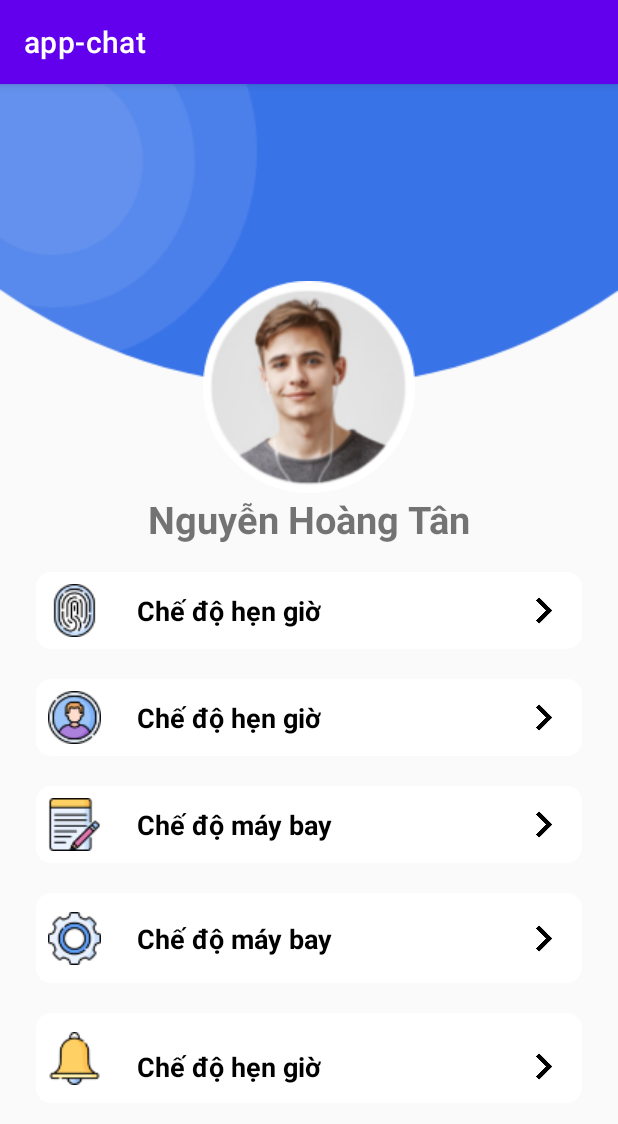
After one commit to nhom7bkap/app-chat, an Android app: the SettingActivity screen opened directly, with no data from a screen before it, on a phone screen of 412 x 824 dp. The commit adds this screen. Shown: the top 1124 px of the screen. Run offline under Robolectric (Android 15) with nearby library versions, the light colour scheme and no system bars.

Commit message:
commit layout setting

```diff
--- a/app/src/main/AndroidManifest.xml
+++ b/app/src/main/AndroidManifest.xml
@@ -16,6 +16,9 @@
         android:supportsRtl="true"
         android:theme="@style/Theme.Appchat"
         tools:targetApi="31">
+        <activity
+            android:name=".SettingActivity"
+            android:exported="false" />
         <activity
             android:name=".MainActivity"
             android:exported="true"
--- /dev/null
+++ b/app/src/main/java/com/team7/app_chat/SettingActivity.java
@@ -0,0 +1,14 @@
+package com.team7.app_chat;
+
+import androidx.appcompat.app.AppCompatActivity;
+
+import android.os.Bundle;
+
+public class SettingActivity extends AppCompatActivity {
+
+    @Override
+    protected void onCreate(Bundle savedInstanceState) {
+        super.onCreate(savedInstanceState);
+        setContentView(R.layout.activity_setting);
+    }
+}
--- /dev/null
+++ b/app/src/main/res/drawable-v24/background_btn.xml
@@ -0,0 +1,9 @@
+<?xml version="1.0" encoding="utf-8"?>
+<selector xmlns:android="http://schemas.android.com/apk/res/android">
+    <item>
+        <shape android:shape="rectangle">
+            <corners android:radius="10dp" />
+            <solid android:color="#ffffff" />
+        </shape>
+    </item>
+</selector>
--- /dev/null
+++ b/app/src/main/res/layout/activity_setting.xml
@@ -0,0 +1,290 @@
+<?xml version="1.0" encoding="utf-8"?>
+<LinearLayout xmlns:android="http://schemas.android.com/apk/res/android"
+    xmlns:app="http://schemas.android.com/apk/res-auto"
+    xmlns:tools="http://schemas.android.com/tools"
+    android:layout_width="match_parent"
+    android:layout_height="match_parent"
+    android:background="@color/colo_GrayLight"
+    android:orientation="vertical"
+    tools:context=".SettingActivity">
+    <ScrollView
+        android:layout_width="match_parent"
+        android:layout_height="match_parent"
+        app:layout_constraintEnd_toEndOf="parent"
+        app:layout_constraintStart_toStartOf="parent"
+        app:layout_constraintTop_toTopOf="parent">
+
+        <LinearLayout
+            android:layout_width="match_parent"
+            android:layout_height="wrap_content"
+            android:orientation="vertical">
+
+            <androidx.constraintlayout.widget.ConstraintLayout
+                android:layout_width="match_parent"
+                android:layout_height="match_parent">
+
+                <ImageView
+                    android:id="@+id/imageView1"
+                    android:layout_width="wrap_content"
+                    android:layout_height="wrap_content"
+                    android:scaleType="fitXY"
+                    app:layout_constraintEnd_toEndOf="parent"
+                    app:layout_constraintStart_toStartOf="parent"
+                    app:layout_constraintTop_toTopOf="parent"
+                    app:srcCompat="@drawable/img_1" />
+
+                <ImageView
+                    android:id="@+id/imageView4"
+                    android:layout_width="wrap_content"
+                    android:layout_height="wrap_content"
+                    app:layout_constraintBottom_toBottomOf="@+id/imageView1"
+                    app:layout_constraintEnd_toEndOf="parent"
+                    app:layout_constraintStart_toStartOf="parent"
+                    app:layout_constraintTop_toBottomOf="@+id/imageView1"
+                    app:srcCompat="@drawable/profile" />
+
+                <TextView
+                    android:id="@+id/textView"
+                    android:layout_width="wrap_content"
+                    android:layout_height="wrap_content"
+                    android:text="Nguyễn Hoàng Tân"
+                    android:textSize="25dp"
+                    android:textStyle="bold"
+                    app:layout_constraintEnd_toEndOf="parent"
+                    app:layout_constraintStart_toStartOf="parent"
+                    app:layout_constraintTop_toBottomOf="@+id/imageView4" />
+
+                <LinearLayout
+                    android:layout_width="match_parent"
+                    android:layout_height="match_parent"
+                    android:layout_marginStart="24dp"
+                    android:layout_marginTop="8dp"
+                    android:layout_marginEnd="24dp"
+                    android:orientation="vertical"
+                    app:layout_constraintBottom_toBottomOf="parent"
+                    app:layout_constraintEnd_toEndOf="parent"
+                    app:layout_constraintStart_toStartOf="parent"
+                    app:layout_constraintTop_toBottomOf="@+id/textView">
+
+                    <androidx.constraintlayout.widget.ConstraintLayout
+                        android:layout_width="match_parent"
+                        android:layout_height="match_parent"
+                        android:layout_marginTop="10dp"
+                        android:layout_marginBottom="10dp"
+                        android:background="@drawable/background_btn">
+
+                        <ImageView
+                            android:id="@+id/imageView2"
+                            android:layout_width="35dp"
+                            android:layout_height="35dp"
+                            android:layout_marginEnd="8dp"
+                            app:layout_constraintBottom_toBottomOf="@+id/textView6"
+                            app:layout_constraintEnd_toEndOf="parent"
+                            app:layout_constraintTop_toTopOf="@+id/textView6"
+                            app:srcCompat="@drawable/xxx" />
+
+                        <ImageView
+                            android:id="@+id/imageView5"
+                            android:layout_width="wrap_content"
+                            android:layout_height="wrap_content"
+                            android:layout_marginStart="8dp"
+                            android:layout_marginTop="8dp"
+                            android:layout_marginBottom="8dp"
+                            app:layout_constraintBottom_toBottomOf="parent"
+                            app:layout_constraintStart_toStartOf="parent"
+                            app:layout_constraintTop_toTopOf="parent"
+                            app:srcCompat="@drawable/ic_5" />
+
+                        <TextView
+                            android:id="@+id/textView6"
+                            android:layout_width="wrap_content"
+                            android:layout_height="wrap_content"
+                            android:layout_marginStart="24dp"
+                            android:text="Chế độ hẹn giờ"
+                            android:textColor="#000000"
+                            android:textSize="18sp"
+                            android:textStyle="bold"
+                            app:layout_constraintBottom_toBottomOf="@+id/imageView5"
+                            app:layout_constraintStart_toEndOf="@+id/imageView5"
+                            app:layout_constraintTop_toTopOf="@+id/imageView5" />
+                    </androidx.constraintlayout.widget.ConstraintLayout>
+
+                    <androidx.constraintlayout.widget.ConstraintLayout
+                        android:layout_width="match_parent"
+                        android:layout_height="match_parent"
+                        android:layout_marginTop="10dp"
+                        android:layout_marginBottom="10dp"
+                        android:background="@drawable/background_btn">
+
+                        <ImageView
+                            android:id="@+id/imageView3"
+                            android:layout_width="35dp"
+                            android:layout_height="35dp"
+                            android:layout_marginEnd="8dp"
+                            app:layout_constraintBottom_toBottomOf="@+id/textView4"
+                            app:layout_constraintEnd_toEndOf="parent"
+                            app:layout_constraintTop_toTopOf="@+id/textView4"
+                            app:srcCompat="@drawable/xxx" />
+
+                        <ImageView
+                            android:id="@+id/imageView12"
+                            android:layout_width="wrap_content"
+                            android:layout_height="wrap_content"
+                            android:layout_marginStart="8dp"
+                            android:layout_marginTop="8dp"
+                            android:layout_marginBottom="8dp"
+                            app:layout_constraintBottom_toBottomOf="parent"
+                            app:layout_constraintStart_toStartOf="parent"
+                            app:layout_constraintTop_toTopOf="parent"
+                            app:srcCompat="@drawable/ic_3" />
+
+                        <TextView
+                            android:id="@+id/textView4"
+                            android:layout_width="wrap_content"
+                            android:layout_height="wrap_content"
+                            android:layout_marginStart="24dp"
+                            android:text="Chế độ hẹn giờ"
+                            android:textColor="#000000"
+                            android:textSize="18sp"
+                            android:textStyle="bold"
+                            app:layout_constraintBottom_toBottomOf="@+id/imageView12"
+                            app:layout_constraintStart_toEndOf="@+id/imageView12"
+                            app:layout_constraintTop_toTopOf="@+id/imageView12" />
+                    </androidx.constraintlayout.widget.ConstraintLayout>
+
+                    <androidx.constraintlayout.widget.ConstraintLayout
+                        android:layout_width="match_parent"
+                        android:layout_height="match_parent"
+                        android:layout_marginTop="10dp"
+                        android:layout_marginBottom="10dp"
+                        android:background="@drawable/background_btn">
+
+                        <ImageView
+                            android:id="@+id/imageView7"
+                            android:layout_width="35dp"
+                            android:layout_height="35dp"
+                            android:layout_marginEnd="8dp"
+                            app:layout_constraintBottom_toBottomOf="@+id/textView3"
+                            app:layout_constraintEnd_toEndOf="parent"
+                            app:layout_constraintTop_toTopOf="@+id/textView3"
+                            app:srcCompat="@drawable/xxx" />
+
+                        <ImageView
+                            android:id="@+id/imageView11"
+                            android:layout_width="wrap_content"
+                            android:layout_height="wrap_content"
+                            android:layout_marginStart="8dp"
+                            android:layout_marginTop="8dp"
+                            android:layout_marginBottom="8dp"
+                            app:layout_constraintBottom_toBottomOf="parent"
+                            app:layout_constraintStart_toStartOf="parent"
+                            app:layout_constraintTop_toTopOf="parent"
+                            app:srcCompat="@drawable/ic_22" />
+
+                        <TextView
+                            android:id="@+id/textView3"
+                            android:layout_width="wrap_content"
+                            android:layout_height="wrap_content"
+                            android:layout_marginStart="24dp"
+                            android:text="Chế độ máy bay"
+                            android:textColor="#000000"
+                            android:textSize="18sp"
+                            android:textStyle="bold"
+                            app:layout_constraintBottom_toBottomOf="@+id/imageView11"
+                            app:layout_constraintStart_toEndOf="@+id/imageView11"
+                            app:layout_constraintTop_toTopOf="@+id/imageView11" />
+                    </androidx.constraintlayout.widget.ConstraintLayout>
+
+                    <androidx.constraintlayout.widget.ConstraintLayout
+                        android:layout_width="match_parent"
+                        android:layout_height="60dp"
+                        android:layout_marginTop="10dp"
+                        android:layout_marginBottom="10dp"
+                        android:background="@drawable/background_btn">
+
+                        <ImageView
+                            android:id="@+id/imageView6"
+                            android:layout_width="35dp"
+                            android:layout_height="35dp"
+                            android:layout_marginEnd="8dp"
+                            app:layout_constraintBottom_toBottomOf="@+id/textView2"
+                            app:layout_constraintEnd_toEndOf="parent"
+                            app:layout_constraintTop_toTopOf="@+id/textView2"
+                            app:srcCompat="@drawable/xxx" />
+
+                        <ImageView
+                            android:id="@+id/imageView10"
+                            android:layout_width="wrap_content"
+                            android:layout_height="wrap_content"
+                            android:layout_marginStart="8dp"
+                            android:layout_marginTop="8dp"
+                            android:layout_marginBottom="8dp"
+                            app:layout_constraintBottom_toBottomOf="parent"
+                            app:layout_constraintStart_toStartOf="parent"
+                            app:layout_constraintTop_toTopOf="parent"
+                            app:srcCompat="@drawable/ic_1" />
+
+                        <TextView
+                            android:id="@+id/textView2"
+                            android:layout_width="wrap_content"
+                            android:layout_height="wrap_content"
+                            android:layout_marginStart="24dp"
+                            android:text="Chế độ máy bay"
+                            android:textColor="#000000"
+                            android:textSize="18sp"
+                            android:textStyle="bold"
+                            app:layout_constraintBottom_toBottomOf="@+id/imageView10"
+                            app:layout_constraintStart_toEndOf="@+id/imageView10"
+                            app:layout_constraintTop_toTopOf="@+id/imageView10" />
+                    </androidx.constraintlayout.widget.ConstraintLayout>
+
+                    <androidx.constraintlayout.widget.ConstraintLayout
+                        android:layout_width="match_parent"
+                        android:layout_height="60dp"
+                        android:layout_marginTop="10dp"
+                        android:layout_marginBottom="10dp"
+                        android:background="@drawable/background_btn">
+
+                        <ImageView
+                            android:id="@+id/imageView8"
+                            android:layout_width="35dp"
+                            android:layout_height="35dp"
+                            android:layout_marginEnd="8dp"
+                            app:layout_constraintBottom_toBottomOf="@+id/textView5"
+                            app:layout_constraintEnd_toEndOf="parent"
+                            app:layout_constraintTop_toTopOf="@+id/textView5"
+                            app:srcCompat="@drawable/xxx" />
+
+                        <ImageView
+                            android:id="@+id/imageView"
+                            android:layout_width="wrap_content"
+                            android:layout_height="wrap_content"
+                            android:layout_marginStart="8dp"
+                            android:layout_marginTop="8dp"
+                            android:layout_marginBottom="8dp"
+                            app:layout_constraintBottom_toBottomOf="parent"
+                            app:layout_constraintStart_toStartOf="parent"
+                            app:layout_constraintTop_toTopOf="parent"
+                            app:srcCompat="@drawable/ic_4" />
+
+                        <TextView
+                            android:id="@+id/textView5"
+                            android:layout_width="wrap_content"
+                            android:layout_height="wrap_content"
+                            android:layout_marginStart="24dp"
+                            android:text="Chế độ hẹn giờ"
+                            android:textColor="#000000"
+                            android:textSize="18sp"
+                            android:textStyle="bold"
+                            app:layout_constraintBottom_toBottomOf="@+id/imageView"
+                            app:layout_constraintStart_toEndOf="@+id/imageView"
+                            app:layout_constraintTop_toTopOf="@+id/imageView"
+                            app:layout_constraintVertical_bias="1.0" />
+                    </androidx.constraintlayout.widget.ConstraintLayout>
+                </LinearLayout>
+
+            </androidx.constraintlayout.widget.ConstraintLayout>
+        </LinearLayout>
+    </ScrollView>
+
+</LinearLayout>
--- a/app/src/main/res/values/colors.xml
+++ b/app/src/main/res/values/colors.xml
@@ -16,4 +16,13 @@
     <color name="icon_background">#20FFFFFF</color>
     <color name="error">#B00020</color>
     <color name="received_message_background">#090D16</color>
+
+    <color name="colo_Primary">#3F51B5</color>
+    <color name="colo_PrimaryDark">#292b3d</color>
+    <color name="colo_GrayLight">#fafafa</color>
+    <color name="colo_StartBlue">#09c6df</color>
+    <color name="colo_EndBlue">#0bcce6</color>
+    <color name="colo_Accent">#FF4081</color>
+    <color name="colo_bgs">#ADE7F3F4</color>
+    <color name="colo_bge">#ADE7F3F4</color>
 </resources>
```
Also changed, not shown: app/src/main/res/drawable-v24/ic_1.png (added), app/src/main/res/drawable-v24/ic_2.png (added), app/src/main/res/drawable-v24/ic_22.png (added), app/src/main/res/drawable-v24/ic_3.png (added), app/src/main/res/drawable-v24/ic_4.png (added), app/src/main/res/drawable-v24/ic_5.png (added), app/src/main/res/drawable-v24/img.png (added), app/src/main/res/drawable-v24/img_1.png (added), app/src/main/res/drawable-v24/profile.png (added), app/src/main/res/drawable/xxx.png (added).
